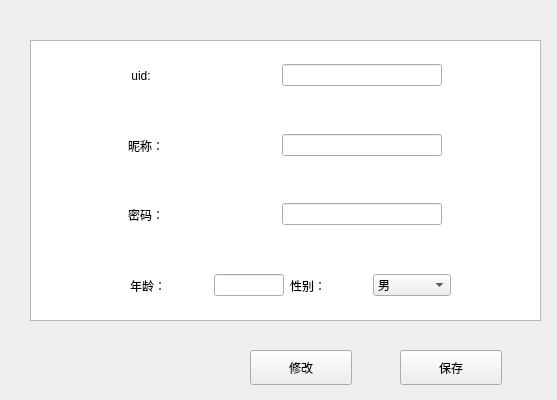
Old version of the form userview.ui in the repository strawsuper/shoppingmall.
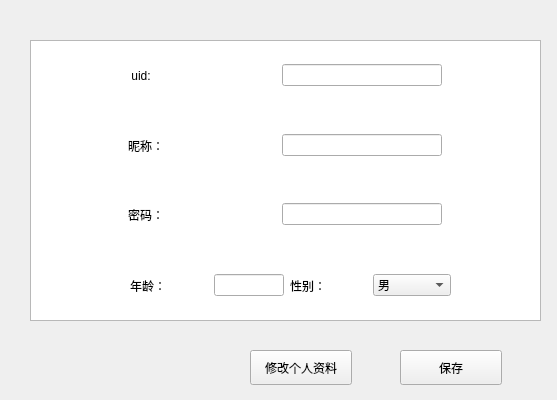
New version of the form.

```diff
--- a/userview.ui
+++ b/userview.ui
@@ -201,7 +201,7 @@
     </rect>
    </property>
    <property name="text">
-    <string>修改</string>
+    <string>修改个人资料</string>
    </property>
   </widget>
  </widget>
```
